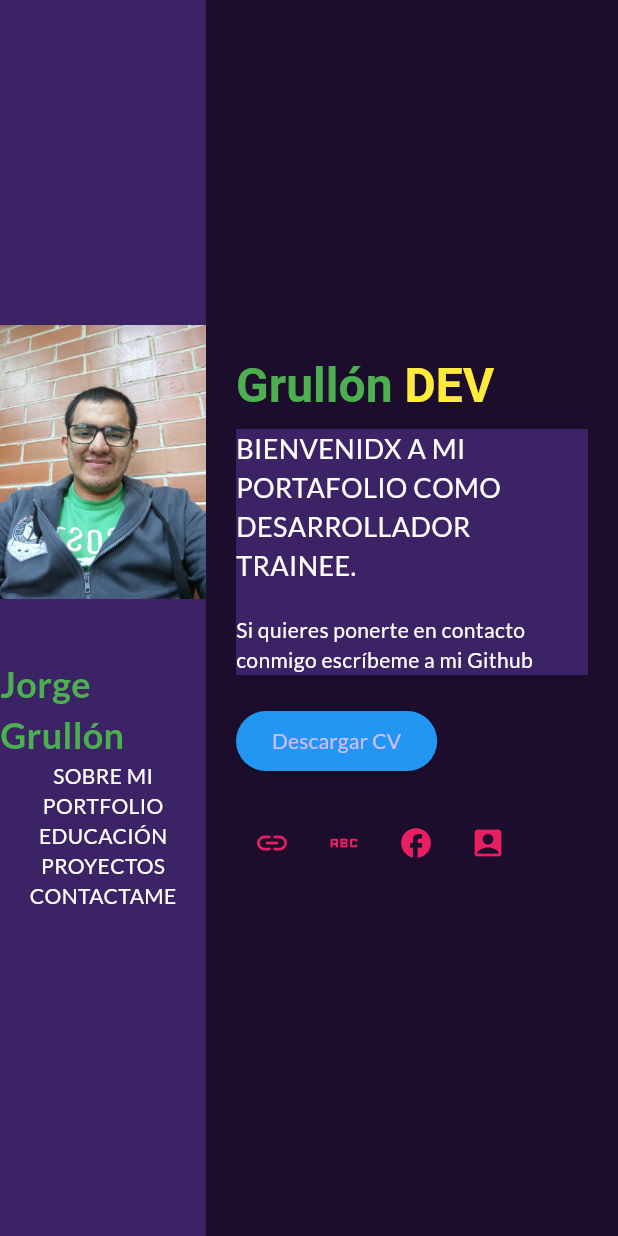
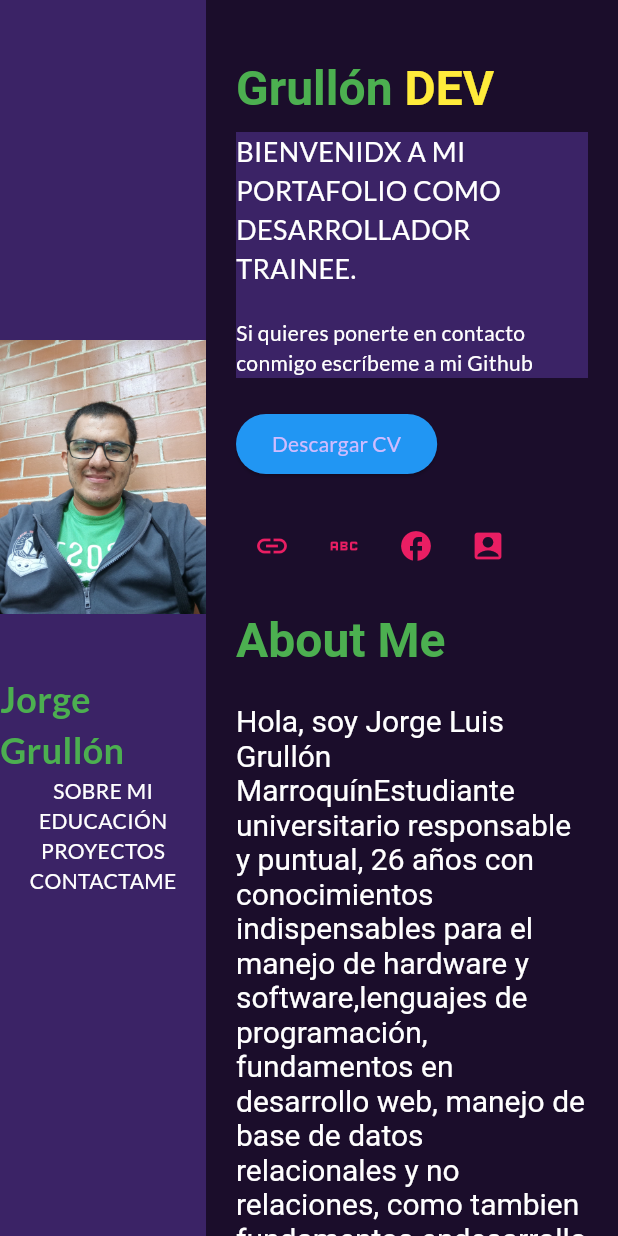
Before and after one commit to GrullonDev/Portafolio, a Flutter app: the screen it shows after launch, on a phone screen of 412 x 824 dp. Run offline on Flutter 3.47's test engine with Material 3 defaults, Android fonts, the phone set to English and light mode, and no system bars; our stand-ins replace google_fonts.

Commit message:
Improve my portfolio, add the about me area

```diff
--- a/lib/features/portfolio/presentation/pages/portafolio_layout.dart
+++ b/lib/features/portfolio/presentation/pages/portafolio_layout.dart
@@ -1,4 +1,5 @@
 import 'package:flutter/material.dart';
+import 'package:prueba/features/portfolio/presentation/widgets/about_me.dart';
 import 'package:prueba/features/portfolio/presentation/widgets/data_info.dart';
 import 'package:prueba/features/portfolio/presentation/widgets/menu_item.dart';
 import 'package:prueba/features/portfolio/presentation/widgets/social_network_icon.dart';
@@ -28,6 +29,12 @@ class PortafolioLayout extends StatelessWidget {
                 SizedBox(height: 20),
                 MenuItem(
                   title: 'Jorge Grullón',
+                  items: [
+                    'SOBRE MI',
+                    'EDUCACIÓN',
+                    'PROYECTOS',
+                    'CONTACTAME',
+                  ],
                 ),
               ],
             ),
@@ -35,12 +42,14 @@ class PortafolioLayout extends StatelessWidget {
         ),
         Expanded(
           flex: 4,
+          child: SingleChildScrollView(
             child: Padding(
               padding: const EdgeInsets.all(20.0),
               child: Column(
                 mainAxisAlignment: MainAxisAlignment.center,
                 crossAxisAlignment: CrossAxisAlignment.start,
                 children: [
+                  const SizedBox(height: 20),
                   RichText(
                     text: const TextSpan(
                       children: [
@@ -78,7 +87,17 @@ class PortafolioLayout extends StatelessWidget {
                   ),
                   const SizedBox(height: 20),
                   const SocialNetworkIcons(),
+                  const SizedBox(height: 20),
+                  const AboutMeWidget(
+                      content: '\n\nHola, soy Jorge Luis Grullón Marroquín'
+                          'Estudiante universitario responsable y puntual, 26 años con conocimientos indispensables para el manejo de hardware y software,'
+                          'lenguajes de programación, fundamentos en desarrollo web, manejo de base de datos relacionales y no relaciones, como tambien fundamentos en'
+                          'desarrollo movil.',
+                      secondContent:
+                          '\n\nComo profesional, estoy dispuesto a dar lo mejor de mí y puedo adaptarme a cualquier proyecto o tarea que se me asigne.'
+                          'Soy un desarrollador de software con un enfoque versátil en la creación de aplicaciones móviles y web. Mi pasión por la tecnología me ha llevado a especializarme en varias áreas clave del desarrollo, incluyendo:'),
                 ],
+              ),
             ),
           ),
         ),
--- /dev/null
+++ b/lib/features/portfolio/presentation/widgets/about_me.dart
@@ -0,0 +1,46 @@
+import 'package:flutter/material.dart';
+
+class AboutMeWidget extends StatelessWidget {
+  const AboutMeWidget({
+    super.key,
+    required this.content,
+    required this.secondContent,
+  });
+
+  final String content;
+  final String secondContent;
+
+  @override
+  Widget build(BuildContext context) {
+    return RichText(
+      text: TextSpan(
+        children: [
+          const TextSpan(
+            text: 'About Me',
+            style: TextStyle(
+              color: Colors.green,
+              fontSize: 32,
+              fontWeight: FontWeight.bold,
+            ),
+          ),
+          TextSpan(
+            text: content,
+            style: const TextStyle(
+              fontSize: 20,
+              fontWeight: FontWeight.normal,
+              color: Colors.white,
+            ),
+          ),
+          TextSpan(
+            text: secondContent,
+            style: const TextStyle(
+              fontSize: 20,
+              fontWeight: FontWeight.normal,
+              color: Colors.white,
+            ),
+          ),
+        ],
+      ),
+    );
+  }
+}
--- a/lib/features/portfolio/presentation/widgets/menu_item.dart
+++ b/lib/features/portfolio/presentation/widgets/menu_item.dart
@@ -2,10 +2,12 @@ import 'package:flutter/material.dart';
 
 class MenuItem extends StatelessWidget {
   final String title;
+  final List<String> items;
 
   const MenuItem({
     super.key,
     required this.title,
+    required this.items,
   });
 
   @override
@@ -24,25 +26,13 @@ class MenuItem extends StatelessWidget {
               fontWeight: FontWeight.bold,
             ),
           ),
-          const Text(
-            'SOBRE MI',
-            style: TextStyle(color: Colors.white),
-          ),
-          const Text(
-            'PORTFOLIO',
-            style: TextStyle(color: Colors.white),
-          ),
-          const Text(
-            'EDUCACIÓN',
-            style: TextStyle(color: Colors.white),
-          ),
-          const Text(
-            'PROYECTOS',
-            style: TextStyle(color: Colors.white),
-          ),
-          const Text(
-            'CONTACTAME',
-            style: TextStyle(color: Colors.white),
+          ...items.map(
+            (item) => Text(
+              item,
+              style: const TextStyle(
+                color: Colors.white,
+              ),
+            ),
           ),
         ],
       ),
```
Also changed, not shown: 1 other file. Lines whose indentation alone changed are shown as unchanged.
